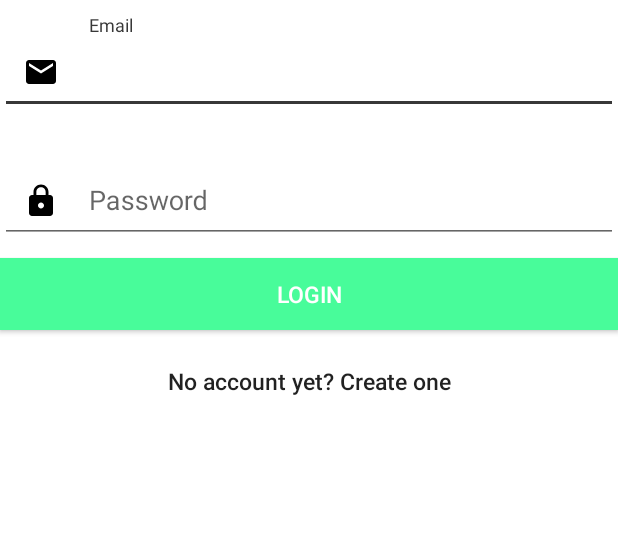
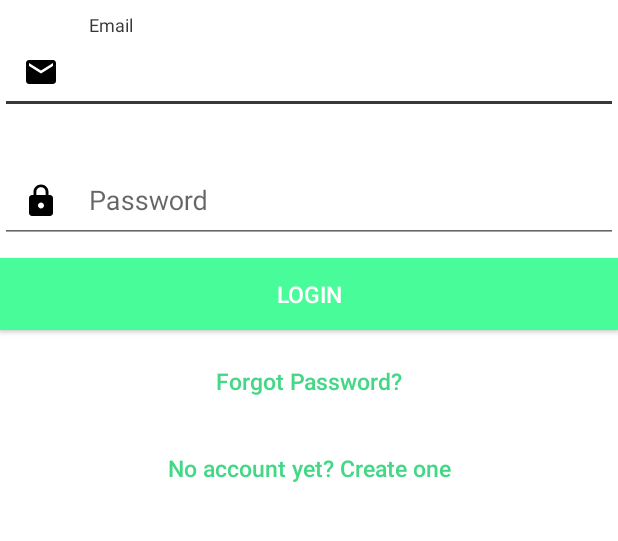
Before and after one commit to Ellynnn/MAD, an Android app: the screen it shows after launch (login), on a phone screen of 412 x 824 dp, the part 437-978 px from its top. Run offline under Robolectric (Android 15) with nearby library versions, the phone set to English and light mode, and no system bars; our stand-ins replace Firebase (no records; nobody signed in at launch, a user with empty details on screens opened directly).

Commit message:
Merge branch 'master' of https://github.com/Ellynnn/MAD into szeying
# Conflicts:
#	app/src/main/res/layout-land/activity_registration.xml
#	app/src/main/res/layout/activity_registration.xml

```diff
--- a/app/src/main/res/layout-land/activity_login.xml
+++ b/app/src/main/res/layout-land/activity_login.xml
@@ -23,7 +23,7 @@
             <ImageView
                 android:id="@+id/imageView"
                 android:layout_width="wrap_content"
-                android:layout_height="200dp"
+                android:layout_height="225dp"
                 android:src="@drawable/logo_horizontal"
                 android:layout_gravity="center_horizontal" />
         </RelativeLayout>
@@ -32,6 +32,7 @@
             android:id="@+id/input_email"
             android:layout_width="match_parent"
             android:layout_height="wrap_content"
+            android:layout_marginTop="10dp"
             android:layout_marginBottom="10dp"
             android:layout_below="@+id/imgLogin">
 
@@ -52,7 +53,7 @@
             android:id="@+id/input_password"
             android:layout_width="match_parent"
             android:layout_height="wrap_content"
-            android:layout_marginBottom="10dp"
+            android:layout_marginTop="10dp"
             android:layout_below="@+id/input_email">
 
             <EditText
@@ -72,24 +73,42 @@
             android:id="@+id/btn_login"
             android:layout_width="match_parent"
             android:layout_height="wrap_content"
+            android:layout_marginTop="10dp"
             android:text="@string/login"
             android:background="@color/colorPrimary"
             android:textColor="@color/white"
+            android:textSize="15sp"
             android:layout_below="@+id/input_password"/>
+
+        <Button
+            android:id="@+id/btn_link_forgotpassword"
+            android:layout_width="match_parent"
+            android:layout_height="wrap_content"
+            android:layout_below="@id/btn_login"
+            android:layout_marginTop="10dp"
+            android:background="@null"
+            android:backgroundTint="@color/colorBG"
+            android:text="@string/forgot_password"
+            android:textAllCaps="false"
+            android:textSize="15sp"
+            android:textColor="@color/colorPrimaryDark"/>
 
         <Button
             android:id="@+id/btn_link_register"
             android:layout_width="match_parent"
             android:layout_height="wrap_content"
-            android:layout_below="@id/btn_login"
+            android:layout_below="@id/btn_link_forgotpassword"
+            android:layout_marginTop="10dp"
             android:background="@null"
             android:backgroundTint="@color/colorBG"
             android:text="@string/no_account_yet_create_one"
             android:textAllCaps="false"
-            android:textSize="15sp" />
+            android:textSize="15sp"
+            android:textColor="@color/colorPrimaryDark"/>
 
         <ProgressBar
             android:id="@+id/progressBar"
+            android:layout_marginTop="10dp"
             android:layout_width="10dp"
             android:layout_height="10dp"
             android:layout_below="@id/btn_link_register"
--- a/app/src/main/res/layout/activity_login.xml
+++ b/app/src/main/res/layout/activity_login.xml
@@ -81,16 +81,30 @@
             android:layout_below="@+id/input_password"/>
 
         <Button
-            android:id="@+id/btn_link_register"
+            android:id="@+id/btn_link_forgotpassword"
             android:layout_width="match_parent"
             android:layout_height="wrap_content"
             android:layout_below="@id/btn_login"
             android:layout_marginTop="10dp"
             android:background="@null"
             android:backgroundTint="@color/colorBG"
+            android:text="@string/forgot_password"
+            android:textAllCaps="false"
+            android:textSize="15sp"
+            android:textColor="@color/colorPrimaryDark"/>
+
+        <Button
+            android:id="@+id/btn_link_register"
+            android:layout_width="match_parent"
+            android:layout_height="wrap_content"
+            android:layout_below="@id/btn_link_forgotpassword"
+            android:layout_marginTop="10dp"
+            android:background="@null"
+            android:backgroundTint="@color/colorBG"
             android:text="@string/no_account_yet_create_one"
             android:textAllCaps="false"
-            android:textSize="15sp" />
+            android:textSize="15sp"
+            android:textColor="@color/colorPrimaryDark"/>
 
         <ProgressBar
             android:id="@+id/progressBar"
--- a/app/src/main/res/values/strings.xml
+++ b/app/src/main/res/values/strings.xml
@@ -29,4 +29,7 @@
     <string name="login">LOGIN</string>
     <string name="minimum_password">Password too short, enter minimum 6 characters!</string>
     <string name="auth_failed">Authentication failed, check your email and password or sign up</string>
+    <string name="user_id">User ID</string>
+    <string name="register_user_name">User Name</string>
+    <string name="forgot_password">Forgot Password?</string>
 </resources>
```
Also changed, not shown: app/src/main/res/layout-land/activity_registration.xml (+34 -10 lines), app/src/main/res/layout/activity_registration.xml (+22 -2 lines).
